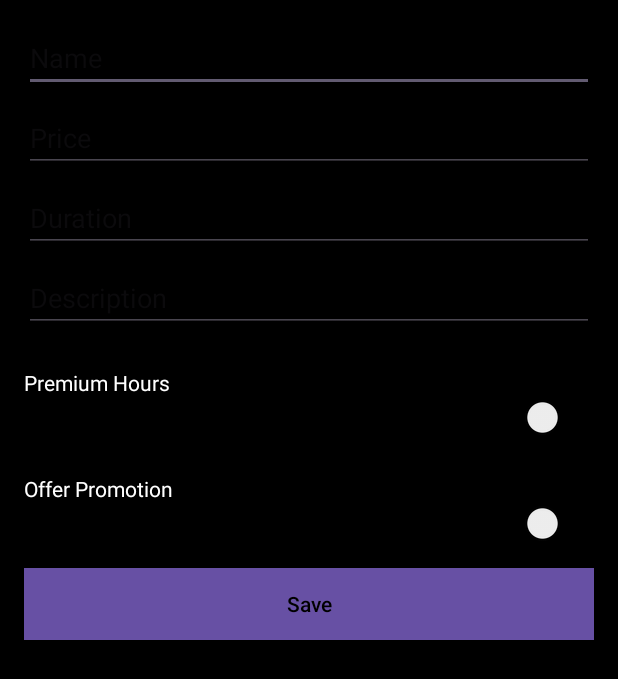
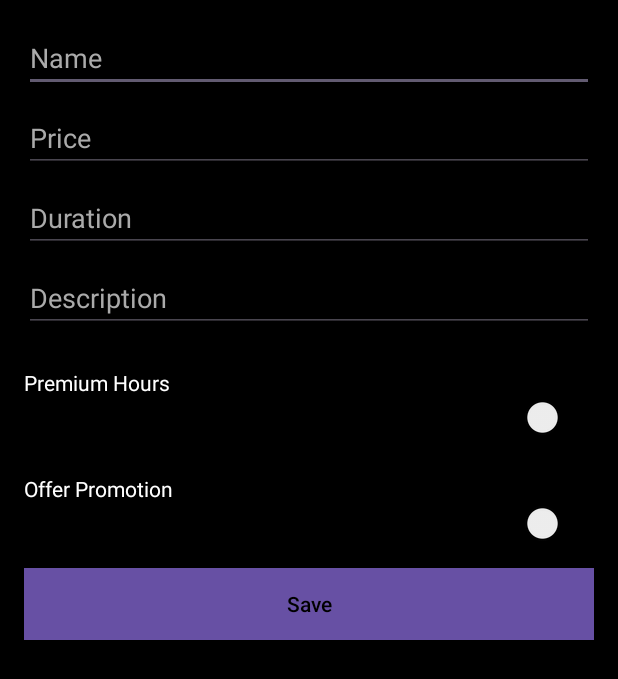
Before and after one commit to NabeelShajahan/BarberEase, an Android app: the layout activity_services_fragment.xml on its own in the app's theme, with its tools: preview values and no code run, on a phone screen of 412 x 824 dp. Shown: the top 679 px of the screen. Run offline under Robolectric (Android 15) with nearby library versions, the phone set to English and light mode, and no system bars.

Commit message:
changed the design and font

```diff
--- a/app/src/main/res/layout/activity_services_fragment.xml
+++ b/app/src/main/res/layout/activity_services_fragment.xml
@@ -15,8 +15,8 @@
             android:layout_height="wrap_content"
             android:hint="Name"
             android:layout_marginBottom="8dp"
-            android:textColor="#FFFFFF" />
-        //    android:hintTextColor="#AAAAAA"/>
+            android:textColor="#FFFFFF"
+            android:textColorHint="#AAAAAA" />
 
         <EditText
             android:id="@+id/service_price"
@@ -25,14 +25,16 @@
             android:hint="Price"
             android:layout_marginBottom="8dp"
             android:textColor="#FFFFFF"
-            />
+            android:textColorHint="#AAAAAA" />
+
         <EditText
             android:id="@+id/service_duration"
             android:layout_width="match_parent"
             android:layout_height="wrap_content"
             android:hint="Duration"
             android:layout_marginBottom="8dp"
-            android:textColor="#FFFFFF" />
+            android:textColor="#FFFFFF"
+            android:textColorHint="#AAAAAA" />
 
         <EditText
             android:id="@+id/service_description"
@@ -40,8 +42,8 @@
             android:layout_height="wrap_content"
             android:hint="Description"
             android:layout_marginBottom="8dp"
-            android:textColor="#FFFFFF" />
-          //android:hintTextColor="#AAAAAA"
+            android:textColor="#FFFFFF"
+            android:textColorHint="#AAAAAA" />
 
         <TextView
             android:layout_width="match_parent"
```
